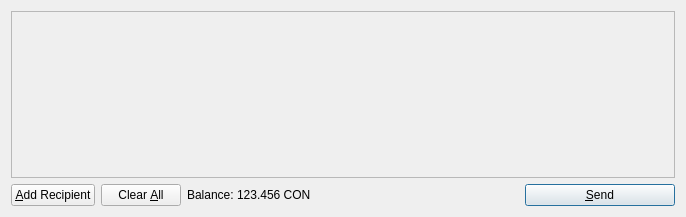
This is src/qt/forms/sendcoinsdialog.ui in coino/coino as Qt 5 draws it before an edit. The edited form follows.
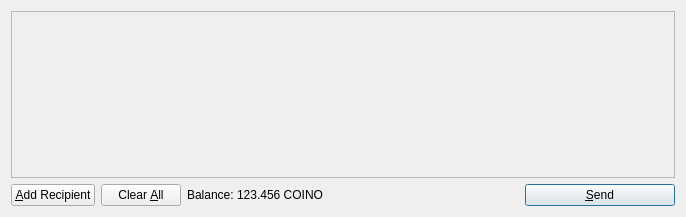
This is the edited form. Icons and pictures are not drawn.

What changed in the file:
```diff
--- a/src/qt/forms/sendcoinsdialog.ui
+++ b/src/qt/forms/sendcoinsdialog.ui
@@ -119,7 +119,7 @@
           <cursorShape>IBeamCursor</cursorShape>
          </property>
          <property name="text">
-          <string>123.456 CON</string>
+          <string>123.456 COINO</string>
          </property>
          <property name="textInteractionFlags">
           <set>Qt::LinksAccessibleByMouse|Qt::TextSelectableByKeyboard|Qt::TextSelectableByMouse</set>
```
